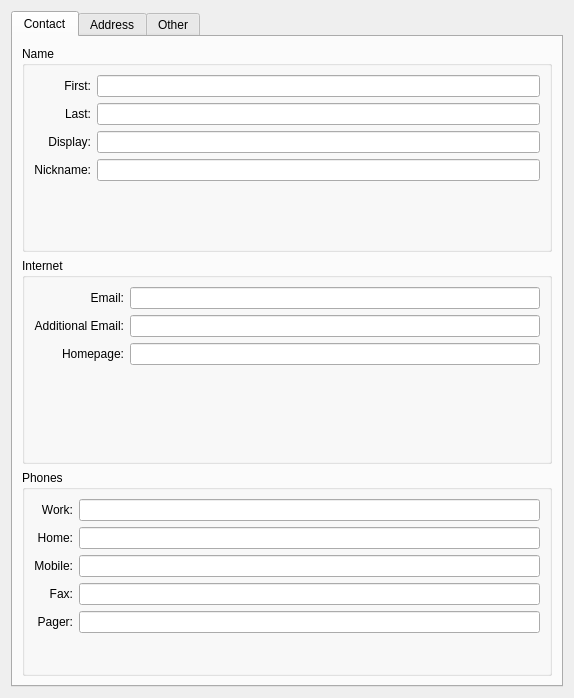
Qt form kabc/kabcitemeditor.ui (KDE/kdepim-runtime) before a commit.
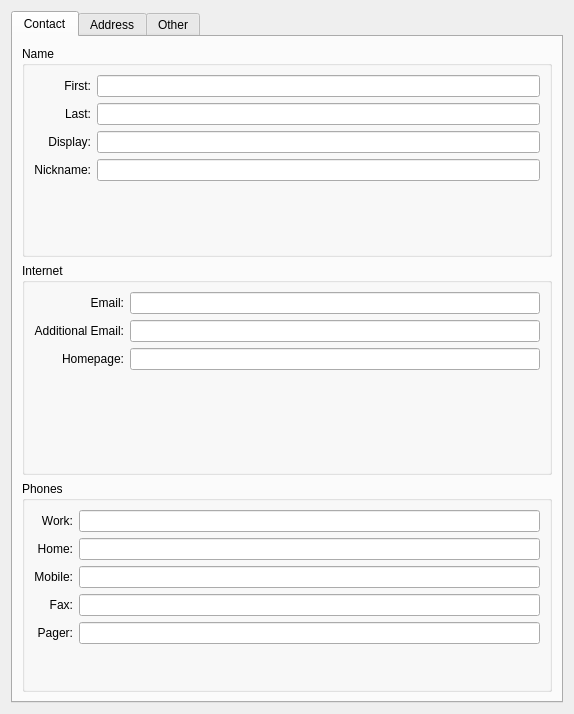
The same form after that commit.

Commit message: Add additional input widgets

Patch:
```diff
--- a/kabc/kabcitemeditor.ui
+++ b/kabc/kabcitemeditor.ui
@@ -6,7 +6,7 @@
     <x>0</x>
     <y>0</y>
     <width>574</width>
-    <height>698</height>
+    <height>714</height>
    </rect>
   </property>
   <layout class="QVBoxLayout" >
```
Left out of the diff: 87 changed lines with no effect on the pictures.
